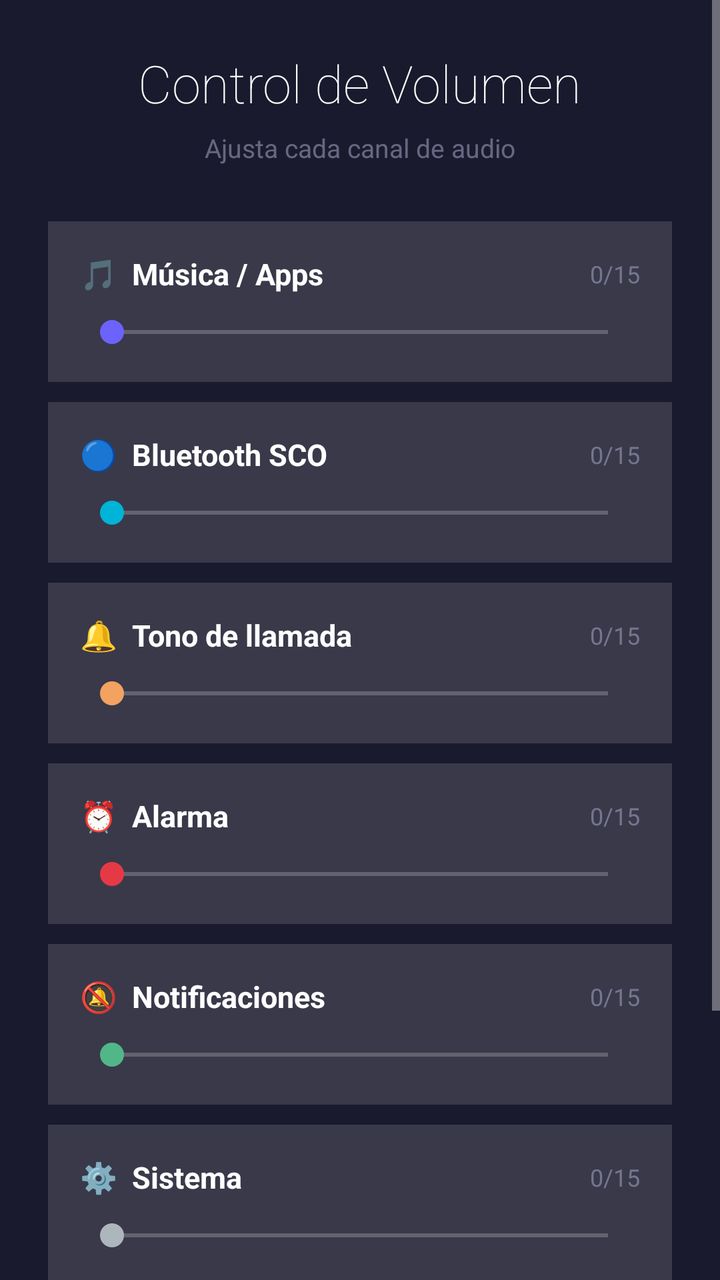
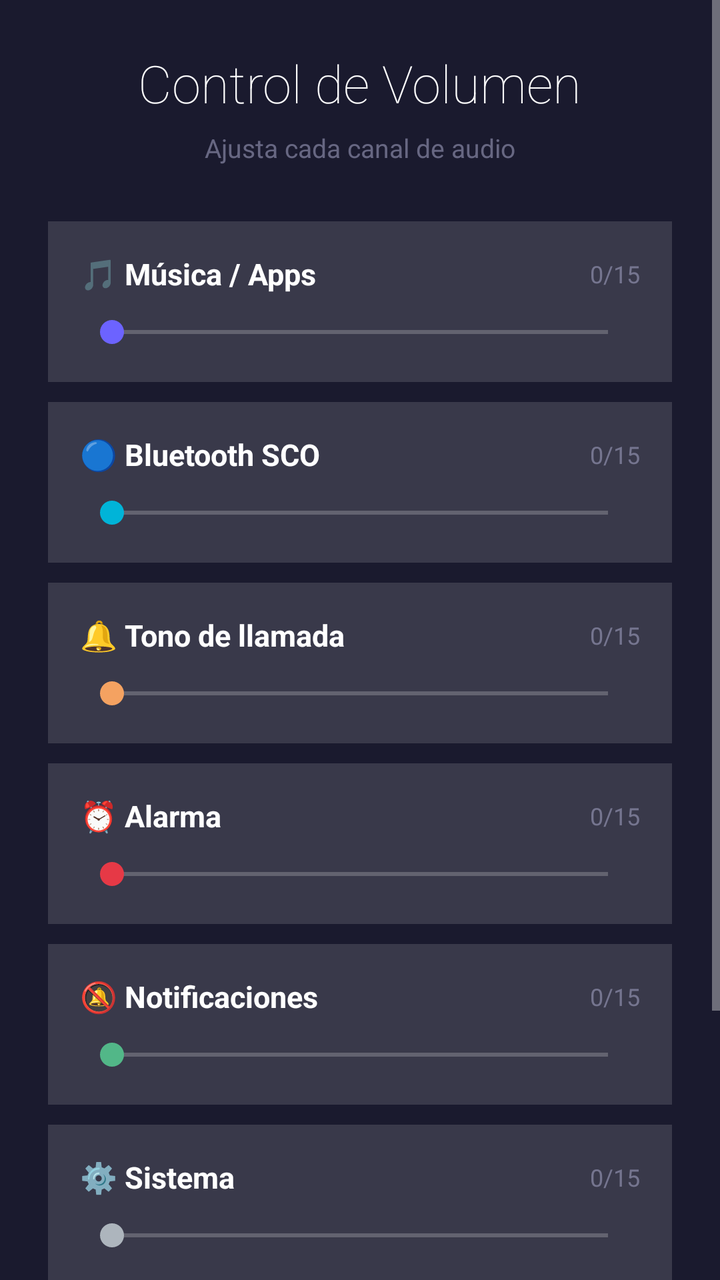

Before-and-after screenshots of an Android layout around one commit, followed by the original layout XML and the change that was made.
<!-- AndroidManifest.xml: application theme LauncherTheme -->
<!-- res/layout/activity_volume.xml -->
<?xml version="1.0" encoding="utf-8"?>
<ScrollView xmlns:android="http://schemas.android.com/apk/res/android"
    android:layout_width="match_parent"
    android:layout_height="match_parent"
    android:background="#FF1A1A2E">

    <LinearLayout
        android:layout_width="match_parent"
        android:layout_height="wrap_content"
        android:orientation="vertical"
        android:padding="24dp"
        android:gravity="center_horizontal">

        
        <TextView
            android:layout_width="wrap_content"
            android:layout_height="wrap_content"
            android:text="Control de Volumen"
            android:textColor="#FFFFFF"
            android:textSize="26sp"
            android:fontFamily="sans-serif-thin"
            android:layout_marginBottom="6dp" />

        <TextView
            android:layout_width="wrap_content"
            android:layout_height="wrap_content"
            android:text="Ajusta cada canal de audio"
            android:textColor="#88AAAACC"
            android:textSize="13sp"
            android:layout_marginBottom="28dp" />

        
        <LinearLayout
            android:layout_width="match_parent"
            android:layout_height="wrap_content"
            android:orientation="vertical"
            android:background="#22FFFFFF"
            android:padding="16dp"
            android:layout_marginBottom="10dp">

            <LinearLayout
                android:layout_width="match_parent"
                android:layout_height="wrap_content"
                android:orientation="horizontal"
                android:gravity="center_vertical"
                android:layout_marginBottom="10dp">

                <TextView
                    android:layout_width="0dp"
                    android:layout_height="wrap_content"
                    android:layout_weight="1"
                    android:text="🎵  Música / Apps"
                    android:textColor="#FFFFFF"
                    android:textSize="15sp"
                    android:textStyle="bold" />

                <TextView
                    android:id="@+id/value_music"
                    android:layout_width="wrap_content"
                    android:layout_height="wrap_content"
                    android:text="0/15"
                    android:textColor="#88AAAACC"
                    android:textSize="12sp" />
            </LinearLayout>

            <SeekBar
                android:id="@+id/seekbar_music"
                android:layout_width="match_parent"
                android:layout_height="wrap_content"
                android:progressTint="#6C63FF"
                android:thumbTint="#6C63FF" />
        </LinearLayout>

        
        <LinearLayout
            android:layout_width="match_parent"
            android:layout_height="wrap_content"
            android:orientation="vertical"
            android:background="#22FFFFFF"
            android:padding="16dp"
            android:layout_marginBottom="10dp">

            <LinearLayout
                android:layout_width="match_parent"
                android:layout_height="wrap_content"
                android:orientation="horizontal"
                android:gravity="center_vertical"
                android:layout_marginBottom="10dp">

                <TextView
                    android:layout_width="0dp"
                    android:layout_height="wrap_content"
                    android:layout_weight="1"
                    android:text="🔵  Bluetooth SCO"
                    android:textColor="#FFFFFF"
                    android:textSize="15sp"
                    android:textStyle="bold" />

                <TextView
                    android:id="@+id/value_bluetooth"
                    android:layout_width="wrap_content"
                    android:layout_height="wrap_content"
                    android:text="0/15"
                    android:textColor="#88AAAACC"
                    android:textSize="12sp" />
            </LinearLayout>

            <SeekBar
                android:id="@+id/seekbar_bluetooth"
                android:layout_width="match_parent"
                android:layout_height="wrap_content"
                android:progressTint="#00B4D8"
                android:thumbTint="#00B4D8" />
        </LinearLayout>

        
        <LinearLayout
            android:layout_width="match_parent"
            android:layout_height="wrap_content"
            android:orientation="vertical"
            android:background="#22FFFFFF"
            android:padding="16dp"
            android:layout_marginBottom="10dp">

            <LinearLayout
                android:layout_width="match_parent"
                android:layout_height="wrap_content"
                android:orientation="horizontal"
                android:gravity="center_vertical"
                android:layout_marginBottom="10dp">

                <TextView
                    android:layout_width="0dp"
                    android:layout_height="wrap_content"
                    android:layout_weight="1"
                    android:text="🔔  Tono de llamada"
                    android:textColor="#FFFFFF"
                    android:textSize="15sp"
                    android:textStyle="bold" />

                <TextView
                    android:id="@+id/value_ring"
                    android:layout_width="wrap_content"
                    android:layout_height="wrap_content"
                    android:text="0/15"
                    android:textColor="#88AAAACC"
                    android:textSize="12sp" />
            </LinearLayout>

            <SeekBar
                android:id="@+id/seekbar_ring"
                android:layout_width="match_parent"
                android:layout_height="wrap_content"
                android:progressTint="#F4A261"
                android:thumbTint="#F4A261" />
        </LinearLayout>

        
        <LinearLayout
            android:layout_width="match_parent"
            android:layout_height="wrap_content"
            android:orientation="vertical"
            android:background="#22FFFFFF"
            android:padding="16dp"
            android:layout_marginBottom="10dp">

            <LinearLayout
                android:layout_width="match_parent"
                android:layout_height="wrap_content"
                android:orientation="horizontal"
                android:gravity="center_vertical"
                android:layout_marginBottom="10dp">

                <TextView
                    android:layout_width="0dp"
                    android:layout_height="wrap_content"
                    android:layout_weight="1"
                    android:text="⏰  Alarma"
                    android:textColor="#FFFFFF"
                    android:textSize="15sp"
                    android:textStyle="bold" />

                <TextView
                    android:id="@+id/value_alarm"
                    android:layout_width="wrap_content"
                    android:layout_height="wrap_content"
                    android:text="0/15"
                    android:textColor="#88AAAACC"
                    android:textSize="12sp" />
            </LinearLayout>

            <SeekBar
                android:id="@+id/seekbar_alarm"
                android:layout_width="match_parent"
                android:layout_height="wrap_content"
                android:progressTint="#E63946"
                android:thumbTint="#E63946" />
        </LinearLayout>

        
        <LinearLayout
            android:layout_width="match_parent"
            android:layout_height="wrap_content"
            android:orientation="vertical"
            android:background="#22FFFFFF"
            android:padding="16dp"
            android:layout_marginBottom="10dp">

            <LinearLayout
                android:layout_width="match_parent"
                android:layout_height="wrap_content"
                android:orientation="horizontal"
                android:gravity="center_vertical"
                android:layout_marginBottom="10dp">

                <TextView
                    android:layout_width="0dp"
                    android:layout_height="wrap_content"
                    android:layout_weight="1"
                    android:text="🔕  Notificaciones"
                    android:textColor="#FFFFFF"
                    android:textSize="15sp"
                    android:textStyle="bold" />

                <TextView
                    android:id="@+id/value_notification"
                    android:layout_width="wrap_content"
                    android:layout_height="wrap_content"
                    android:text="0/15"
                    android:textColor="#88AAAACC"
                    android:textSize="12sp" />
            </LinearLayout>

            <SeekBar
                android:id="@+id/seekbar_notification"
                android:layout_width="match_parent"
                android:layout_height="wrap_content"
                android:progressTint="#52B788"
                android:thumbTint="#52B788" />
        </LinearLayout>

        
        <LinearLayout
            android:layout_width="match_parent"
            android:layout_height="wrap_content"
            android:orientation="vertical"
            android:background="#22FFFFFF"
            android:padding="16dp"
            android:layout_marginBottom="24dp">

            <LinearLayout
                android:layout_width="match_parent"
                android:layout_height="wrap_content"
                android:orientation="horizontal"
                android:gravity="center_vertical"
                android:layout_marginBottom="10dp">

                <TextView
                    android:layout_width="0dp"
                    android:layout_height="wrap_content"
                    android:layout_weight="1"
                    android:text="⚙️  Sistema"
                    android:textColor="#FFFFFF"
                    android:textSize="15sp"
                    android:textStyle="bold" />

                <TextView
                    android:id="@+id/value_system"
                    android:layout_width="wrap_content"
                    android:layout_height="wrap_content"
                    android:text="0/15"
                    android:textColor="#88AAAACC"
                    android:textSize="12sp" />
            </LinearLayout>

            <SeekBar
                android:id="@+id/seekbar_system"
                android:layout_width="match_parent"
                android:layout_height="wrap_content"
                android:progressTint="#ADB5BD"
                android:thumbTint="#ADB5BD" />
        </LinearLayout>

        
        <LinearLayout
            android:layout_width="match_parent"
            android:layout_height="wrap_content"
            android:orientation="horizontal"
            android:gravity="center"
            android:layout_marginBottom="16dp">

            
            <LinearLayout
                android:id="@+id/btn_igualar"
                android:layout_width="0dp"
                android:layout_height="52dp"
                android:layout_weight="1"
                android:layout_marginEnd="8dp"
                android:background="#6C63FF"
                android:gravity="center"
                android:orientation="horizontal"
                android:clickable="true"
                android:focusable="true">

                <TextView
                    android:layout_width="wrap_content"
                    android:layout_height="wrap_content"
                    android:text="⚡ Igualar todo"
                    android:textColor="#FFFFFF"
                    android:textSize="14sp"
                    android:textStyle="bold" />
            </LinearLayout>

            
            <LinearLayout
                android:id="@+id/btn_maximo"
                android:layout_width="0dp"
                android:layout_height="52dp"
                android:layout_weight="1"
                android:layout_marginStart="8dp"
                android:background="#52B788"
                android:gravity="center"
                android:orientation="horizontal"
                android:clickable="true"
                android:focusable="true">

                <TextView
                    android:layout_width="wrap_content"
                    android:layout_height="wrap_content"
                    android:text="🔊 Al máximo"
                    android:textColor="#FFFFFF"
                    android:textSize="14sp"
                    android:textStyle="bold" />
            </LinearLayout>
        </LinearLayout>

        
        <LinearLayout
            android:id="@+id/btn_cerrar"
            android:layout_width="match_parent"
            android:layout_height="52dp"
            android:background="#33FFFFFF"
            android:gravity="center"
            android:clickable="true"
            android:focusable="true"
            android:orientation="horizontal">

            <TextView
                android:layout_width="wrap_content"
                android:layout_height="wrap_content"
                android:text="← Volver"
                android:textColor="#CCCCCC"
                android:textSize="14sp" />
        </LinearLayout>

    </LinearLayout>
</ScrollView>
<!-- resources referenced by this layout -->
<resources>
  <style name="LauncherTheme" parent="Theme.AppCompat.NoActionBar">
          <item name="android:windowNoTitle">true</item>
          <item name="android:windowFullscreen">true</item>
          <item name="android:windowBackground">@color/background</item>
      </style>
  <color name="background">#FF1A1A2E</color>
</resources>

<!-- the commit's change to res/layout/activity_volume.xml (unified diff, before → after) -->
@@ -15,7 +15,7 @@
         <TextView
             android:layout_width="wrap_content"
             android:layout_height="wrap_content"
-            android:text="Control de Volumen"
+            android:text="@string/vol_titulo"
             android:textColor="#FFFFFF"
             android:textSize="26sp"
             android:fontFamily="sans-serif-thin"
@@ -24,7 +24,7 @@
         <TextView
             android:layout_width="wrap_content"
             android:layout_height="wrap_content"
-            android:text="Ajusta cada canal de audio"
+            android:text="@string/vol_subtitulo"
             android:textColor="#88AAAACC"
             android:textSize="13sp"
             android:layout_marginBottom="28dp" />
@@ -49,7 +49,7 @@
                     android:layout_width="0dp"
                     android:layout_height="wrap_content"
                     android:layout_weight="1"
-                    android:text="🎵  Música / Apps"
+                    android:text="@string/vol_musica"
                     android:textColor="#FFFFFF"
                     android:textSize="15sp"
                     android:textStyle="bold" />
@@ -91,7 +91,7 @@
                     android:layout_width="0dp"
                     android:layout_height="wrap_content"
                     android:layout_weight="1"
-                    android:text="🔵  Bluetooth SCO"
+                    android:text="@string/vol_bluetooth"
                     android:textColor="#FFFFFF"
                     android:textSize="15sp"
                     android:textStyle="bold" />
@@ -133,7 +133,7 @@
                     android:layout_width="0dp"
                     android:layout_height="wrap_content"
                     android:layout_weight="1"
-                    android:text="🔔  Tono de llamada"
+                    android:text="@string/vol_tono"
                     android:textColor="#FFFFFF"
                     android:textSize="15sp"
                     android:textStyle="bold" />
@@ -175,7 +175,7 @@
                     android:layout_width="0dp"
                     android:layout_height="wrap_content"
                     android:layout_weight="1"
-                    android:text="⏰  Alarma"
+                    android:text="@string/vol_alarma"
                     android:textColor="#FFFFFF"
                     android:textSize="15sp"
                     android:textStyle="bold" />
@@ -217,7 +217,7 @@
                     android:layout_width="0dp"
                     android:layout_height="wrap_content"
                     android:layout_weight="1"
-                    android:text="🔕  Notificaciones"
+                    android:text="@string/vol_notificaciones"
                     android:textColor="#FFFFFF"
                     android:textSize="15sp"
                     android:textStyle="bold" />
@@ -259,7 +259,7 @@
                     android:layout_width="0dp"
                     android:layout_height="wrap_content"
                     android:layout_weight="1"
-                    android:text="⚙️  Sistema"
+                    android:text="@string/vol_sistema"
                     android:textColor="#FFFFFF"
                     android:textSize="15sp"
                     android:textStyle="bold" />
@@ -305,7 +305,7 @@
                 <TextView
                     android:layout_width="wrap_content"
                     android:layout_height="wrap_content"
-                    android:text="⚡ Igualar todo"
+                    android:text="@string/vol_igualar"
                     android:textColor="#FFFFFF"
                     android:textSize="14sp"
                     android:textStyle="bold" />
@@ -327,7 +327,7 @@
                 <TextView
                     android:layout_width="wrap_content"
                     android:layout_height="wrap_content"
-                    android:text="🔊 Al máximo"
+                    android:text="@string/vol_maximo"
                     android:textColor="#FFFFFF"
                     android:textSize="14sp"
                     android:textStyle="bold" />
@@ -348,7 +348,7 @@
             <TextView
                 android:layout_width="wrap_content"
                 android:layout_height="wrap_content"
-                android:text="← Volver"
+                android:text="@string/vol_volver"
                 android:textColor="#CCCCCC"
                 android:textSize="14sp" />
         </LinearLayout>
<!-- resource entries referenced after the edit -->
@@ -1,5 +1,16 @@
 <!-- resources referenced by this layout -->
 <resources>
+  <string name="vol_alarma">⏰  Alarma</string>
+  <string name="vol_bluetooth">🔵  Bluetooth SCO</string>
+  <string name="vol_igualar">⚡ Igualar todo</string>
+  <string name="vol_maximo">🔊 Al máximo</string>
+  <string name="vol_musica">🎵  Música / Apps</string>
+  <string name="vol_notificaciones">🔕  Notificaciones</string>
+  <string name="vol_sistema">⚙️  Sistema</string>
+  <string name="vol_subtitulo">Ajusta cada canal de audio</string>
+  <string name="vol_titulo">Control de Volumen</string>
+  <string name="vol_tono">🔔  Tono de llamada</string>
+  <string name="vol_volver">← Volver</string>
   <style name="LauncherTheme" parent="Theme.AppCompat.NoActionBar">
           <item name="android:windowNoTitle">true</item>
           <item name="android:windowFullscreen">true</item>
